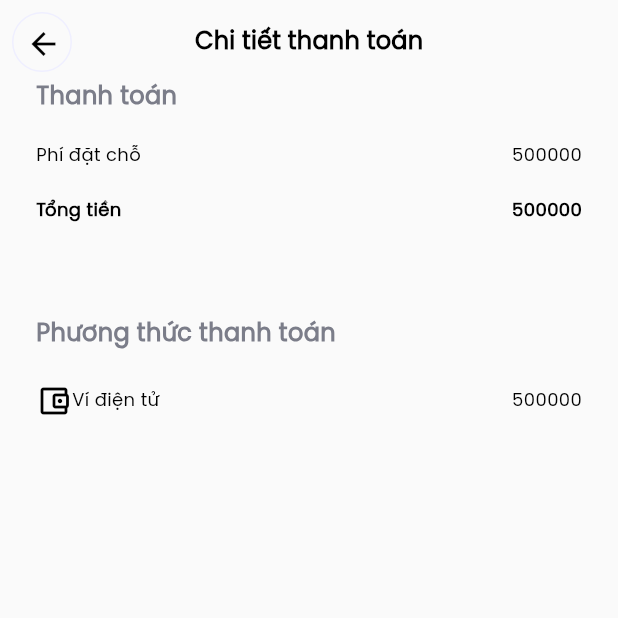
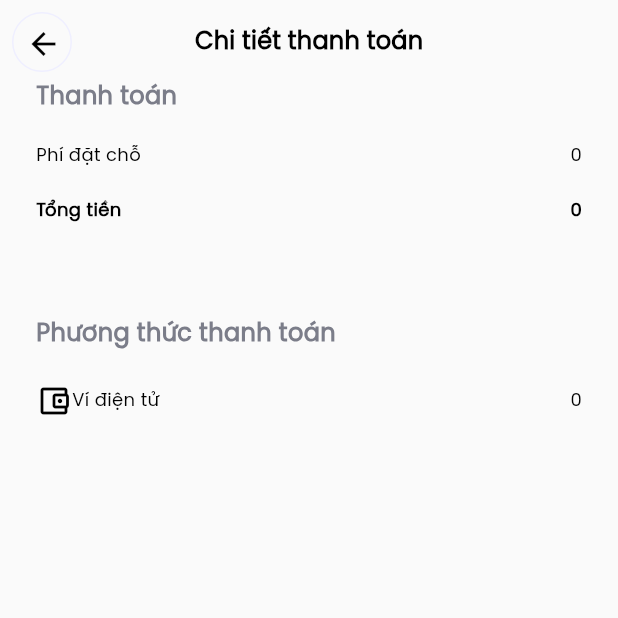
Before and after one commit to FPTUCapstone/CapstoneEmpireMobile, a Flutter app: the SeeBookingDetailPayment screen opened directly, on a phone screen of 412 x 824 dp, the top half of it. Run offline on Flutter 3.47's test engine with Material 2 defaults, Android fonts, the light colour scheme and no system bars; our stand-ins replace date_picker_timeline, easy_stepper, firebase_auth, firebase_core, firebase_database, firebase_messaging and 13 more; missing offline and left inert: external_app_launcher; accounts and stored records are empty; network calls fail.

Commit message:
[TrungTDH] Change 500.000 to bookingPrice in DB

```diff
--- a/lib/application_layer/screens/booking/see_booking_detail_payment.dart
+++ b/lib/application_layer/screens/booking/see_booking_detail_payment.dart
@@ -2,6 +2,7 @@ import 'package:flutter/material.dart';
 import 'package:flutter_screenutil/flutter_screenutil.dart';
 
 import '../../../common/colors.dart';
+import '../../../services/booking_service/booking_service.dart';
 
 class SeeBookingDetailPayment extends StatefulWidget {
   const SeeBookingDetailPayment({super.key});
@@ -12,7 +13,21 @@ class SeeBookingDetailPayment extends StatefulWidget {
 }
 
 class _SeeBookingDetailPaymentState extends State<SeeBookingDetailPayment> {
-  String bookingPrice = "5000000";
+  int _bookingPrice = 0;
+
+  _getBookingPrice() async {
+    var response = await BookingService().getBookingPrice();
+    setState(() {
+      _bookingPrice = response;
+    });
+    return _bookingPrice;
+  }
+
+  @override
+  void initState() {
+    _getBookingPrice();
+    super.initState();
+  }
 
   @override
   Widget build(BuildContext context) {
@@ -72,8 +87,8 @@ class _SeeBookingDetailPaymentState extends State<SeeBookingDetailPayment> {
           color: AppColors.white100,
           child: Column(children: <Widget>[
             Row(
-              children: const <Widget>[
-                Padding(
+              children: <Widget>[
+                const Padding(
                   padding: EdgeInsets.only(left: 24, bottom: 24),
                   child: Text("Phí đặt chỗ",
                       style: TextStyle(
@@ -83,11 +98,11 @@ class _SeeBookingDetailPaymentState extends State<SeeBookingDetailPayment> {
                         color: AppColors.blackTextColor,
                       )),
                 ),
-                Spacer(),
+                const Spacer(),
                 Padding(
-                  padding: EdgeInsets.only(right: 24, bottom: 24),
-                  child: Text("500000",
-                      style: TextStyle(
+                  padding: const EdgeInsets.only(right: 24, bottom: 24),
+                  child: Text(_bookingPrice.toString(),
+                      style: const TextStyle(
                         fontFamily: 'SFProDisplay',
                         fontWeight: FontWeight.w400,
                         fontSize: 12,
@@ -97,8 +112,8 @@ class _SeeBookingDetailPaymentState extends State<SeeBookingDetailPayment> {
               ],
             ),
             Row(
-              children: const <Widget>[
-                Padding(
+              children: <Widget>[
+                const Padding(
                   padding: EdgeInsets.only(left: 24, bottom: 24),
                   child: Text("Tổng tiền",
                       style: TextStyle(
@@ -108,11 +123,11 @@ class _SeeBookingDetailPaymentState extends State<SeeBookingDetailPayment> {
                         color: AppColors.blackTextColor,
                       )),
                 ),
-                Spacer(),
+                const Spacer(),
                 Padding(
-                  padding: EdgeInsets.only(right: 24, bottom: 24),
-                  child: Text("500000",
-                      style: TextStyle(
+                  padding: const EdgeInsets.only(right: 24, bottom: 24),
+                  child: Text(_bookingPrice.toString(),
+                      style: const TextStyle(
                         fontFamily: 'SFProDisplay',
                         fontWeight: FontWeight.w600,
                         fontSize: 12,
@@ -121,7 +136,6 @@ class _SeeBookingDetailPaymentState extends State<SeeBookingDetailPayment> {
                 ),
               ],
             ),
-
           ]),
         ),
         Row(
@@ -146,9 +160,9 @@ class _SeeBookingDetailPaymentState extends State<SeeBookingDetailPayment> {
             Row(
               children: <Widget>[
                 Padding(
-                  padding:  const EdgeInsets.only(left: 24, bottom: 24),
+                  padding: const EdgeInsets.only(left: 24, bottom: 24),
                   child: Row(
-                    children:  const [
+                    children: const [
                       Icon(
                         Icons.account_balance_wallet_outlined,
                         color: AppColors.blackTextColor,
@@ -164,10 +178,10 @@ class _SeeBookingDetailPaymentState extends State<SeeBookingDetailPayment> {
                   ),
                 ),
                 const Spacer(),
-                const Padding(
-                  padding: EdgeInsets.only(right: 24, bottom: 24),
-                  child: Text("500000",
-                      style:TextStyle(
+                Padding(
+                  padding: const EdgeInsets.only(right: 24, bottom: 24),
+                  child: Text(_bookingPrice.toString(),
+                      style: const TextStyle(
                         fontFamily: 'SFProDisplay',
                         fontWeight: FontWeight.w400,
                         fontSize: 12,
@@ -176,7 +190,6 @@ class _SeeBookingDetailPaymentState extends State<SeeBookingDetailPayment> {
                 ),
               ],
             ),
-
           ]),
         ),
       ]),
```
Also changed, not shown: lib/application_layer/on_going_service/on_doing_service.dart (+11 -1 lines), lib/application_layer/on_going_service/on_going_payment_service.dart (+11 -1 lines), lib/application_layer/screens/booking/booking_detail.dart (+25 -42 lines). Lines whose indentation alone changed are shown as unchanged.
